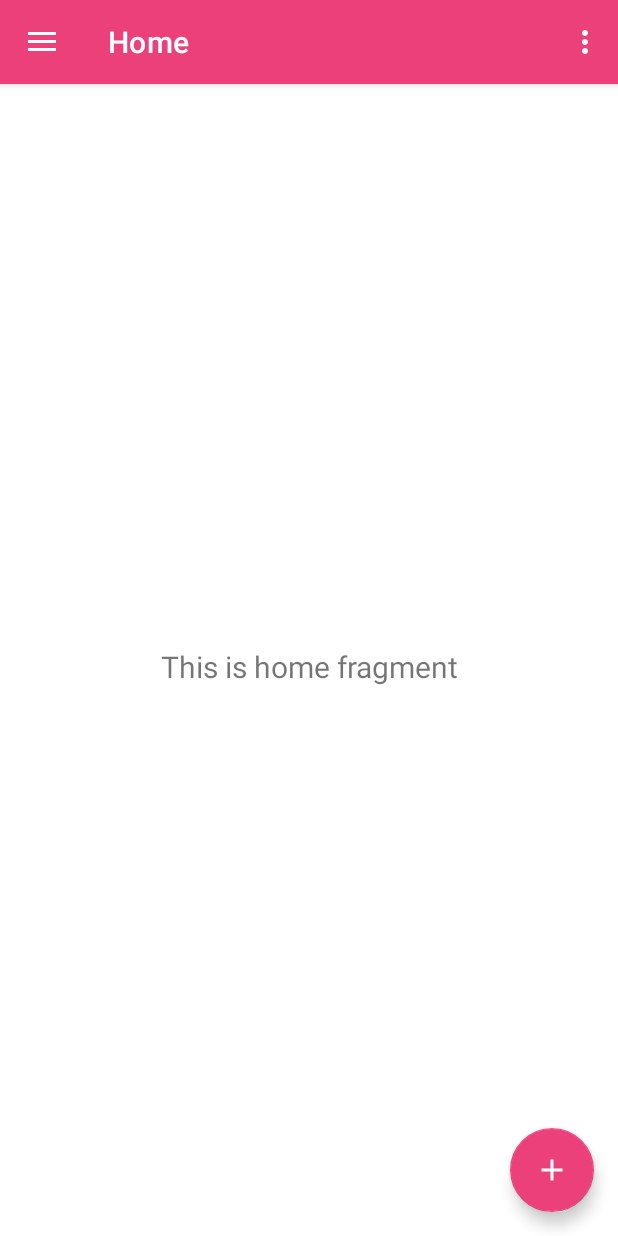
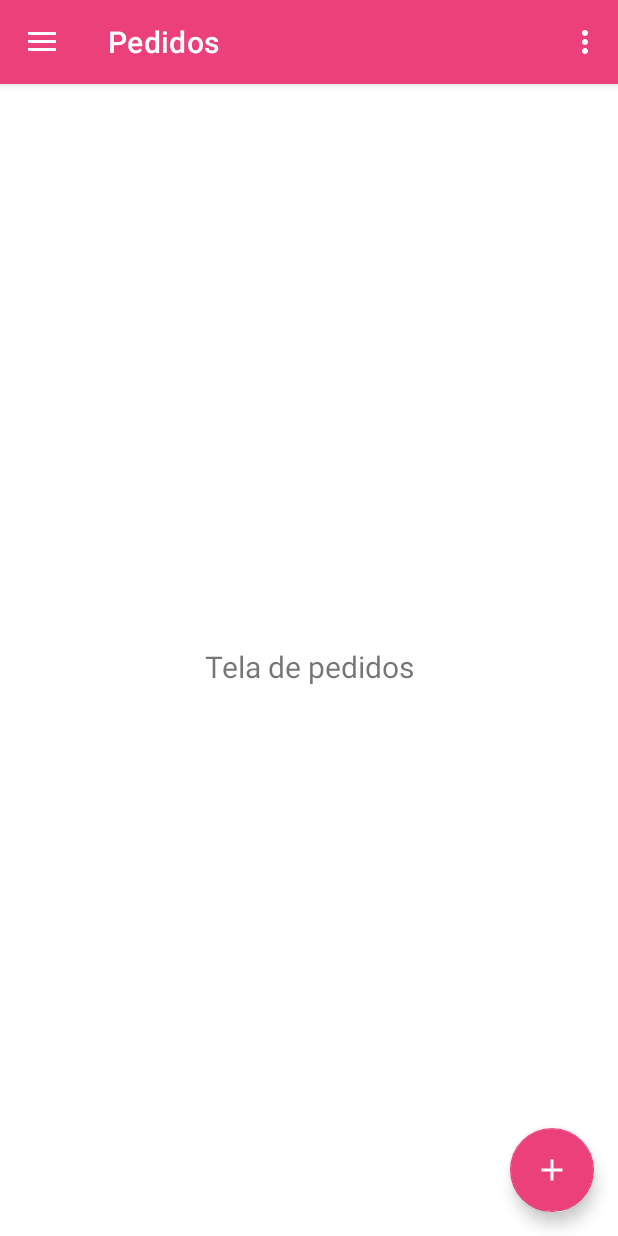
Before and after one commit to MateusAndreatta/GabriellasBrigadeiria, an Android app: the screen it shows after launch once a user with an empty profile is signed in (MainActivity), on a phone screen of 412 x 824 dp. Run offline under Robolectric (Android 15) with nearby library versions, the phone set to English and light mode, and no system bars; our stand-ins replace Firebase (no records; nobody signed in at launch, a user with empty details on screens opened directly), Picasso, navigation-ui; pictures from the network do not load.

Commit message:
Toast msgs from strings.xml Add Picasso Picasso transformations OrderView + icon in menu Update nav_header_main.xml with user information

```diff
--- a/app/build.gradle
+++ b/app/build.gradle
@@ -51,4 +51,6 @@ dependencies {
     testImplementation 'junit:junit:4.+'
     androidTestImplementation 'androidx.test.ext:junit:1.1.2'
     androidTestImplementation 'androidx.test.espresso:espresso-core:3.3.0'
+
+    implementation 'com.squareup.picasso:picasso:2.71828'
 }
--- a/app/src/main/java/com/mateusandreatta/gabriellasbrigadeiria/LoginActivity.java
+++ b/app/src/main/java/com/mateusandreatta/gabriellasbrigadeiria/LoginActivity.java
@@ -40,7 +40,7 @@ public class LoginActivity extends AppCompatActivity {
         String password = editTextPassword.getText().toString();
 
         if(email.isEmpty() || password.isEmpty()){
-            Toast.makeText(this, "Preencha todos os campos!", Toast.LENGTH_SHORT).show();
+            Toast.makeText(this, R.string.toast_erro_fill_all_inputs, Toast.LENGTH_SHORT).show();
         }else {
             loadingProgressBar.setVisibility(View.VISIBLE);
 
--- a/app/src/main/java/com/mateusandreatta/gabriellasbrigadeiria/MainActivity.java
+++ b/app/src/main/java/com/mateusandreatta/gabriellasbrigadeiria/MainActivity.java
@@ -2,9 +2,11 @@ package com.mateusandreatta.gabriellasbrigadeiria;
 
 import android.content.Intent;
 import android.os.Bundle;
+import android.util.Log;
 import android.view.MenuItem;
 import android.view.View;
 import android.view.Menu;
+import android.widget.ImageView;
 import android.widget.TextView;
 
 import com.google.android.material.snackbar.Snackbar;
@@ -20,7 +22,9 @@ import androidx.appcompat.app.AppCompatActivity;
 import com.google.firebase.auth.FirebaseAuth;
 import com.google.firebase.auth.FirebaseUser;
 import com.google.firebase.database.FirebaseDatabase;
+import com.mateusandreatta.gabriellasbrigadeiria.Utils.CircleTransform;
 import com.mateusandreatta.gabriellasbrigadeiria.databinding.ActivityMainBinding;
+import com.squareup.picasso.Picasso;
 
 public class MainActivity extends AppCompatActivity {
 
@@ -53,10 +57,7 @@ public class MainActivity extends AppCompatActivity {
         DrawerLayout drawer = binding.drawerLayout;
         NavigationView navigationView = binding.navView;
 
-        if(firebaseUser != null && !firebaseUser.getDisplayName().isEmpty()){
-            TextView viewById = (TextView) navigationView.getHeaderView(0).findViewById(R.id.nav_header_title);
-            viewById.setText("Olá " + firebaseUser.getDisplayName());
-        }
+        updateNavUser();
 
         // Passing each menu ID as a set of Ids because each
         // menu should be considered as top level destinations.
@@ -104,4 +105,22 @@ public class MainActivity extends AppCompatActivity {
             startActivity(new Intent(MainActivity.this, LoginActivity.class));
         }
     }
+
+    public void updateNavUser(){
+        Log.i("TAG-MainActivity", "updateNavUsername called");
+
+        if(firebaseUser != null){
+            if(firebaseUser.getDisplayName() != null){
+                TextView textView = (TextView) binding.navView.getHeaderView(0).findViewById(R.id.nav_header_title);
+                textView.setText("Olá, " + firebaseUser.getDisplayName());
+                Log.i("TAG-MainActivity", "Username changed");
+            }
+            if(firebaseUser.getPhotoUrl() != null){
+                ImageView imageView = (ImageView) binding.navView.getHeaderView(0).findViewById(R.id.imageView);
+                Picasso.get().load(firebaseUser.getPhotoUrl()).transform(new CircleTransform()).placeholder(R.mipmap.ic_launcher_round).error(R.mipmap.ic_launcher_round).into(imageView);
+//            Picasso.get().load(firebaseUser.getPhotoUrl()).transform(new RoundedCornersTransformation(150,50, RoundedCornersTransformation.CornerType.ALL)).placeholder(R.mipmap.ic_launcher_round).error(R.mipmap.ic_launcher_round).into(imageView);
+                Log.i("TAG-MainActivity", "Photo changed");
+            }
+        }
+    }
 }
--- a/app/src/main/java/com/mateusandreatta/gabriellasbrigadeiria/SignUpActivity.java
+++ b/app/src/main/java/com/mateusandreatta/gabriellasbrigadeiria/SignUpActivity.java
@@ -54,7 +54,7 @@ public class SignUpActivity extends AppCompatActivity {
         String passwordConfirm = editTextPasswordConfirm.getText().toString();
 
         if(email.isEmpty() || password.isEmpty() || name.isEmpty() || passwordConfirm.isEmpty()){
-            Toast.makeText(this, "Preencha todos os campos!", Toast.LENGTH_SHORT).show();
+            Toast.makeText(this, R.string.toast_erro_fill_all_inputs, Toast.LENGTH_SHORT).show();
         }else{
             if(!passwordConfirm.equals(password)){
                 Toast.makeText(this, "As senhas não correspondem", Toast.LENGTH_SHORT).show();
--- a/app/src/main/java/com/mateusandreatta/gabriellasbrigadeiria/ui/home/HomeFragment.java
+++ b/app/src/main/java/com/mateusandreatta/gabriellasbrigadeiria/ui/order/OrderFragment.java
@@ -1,4 +1,4 @@
-package com.mateusandreatta.gabriellasbrigadeiria.ui.home;
+package com.mateusandreatta.gabriellasbrigadeiria.ui.order;
 
 import android.os.Bundle;
 import android.view.LayoutInflater;
@@ -12,24 +12,23 @@ import androidx.fragment.app.Fragment;
 import androidx.lifecycle.Observer;
 import androidx.lifecycle.ViewModelProvider;
 
-import com.mateusandreatta.gabriellasbrigadeiria.R;
-import com.mateusandreatta.gabriellasbrigadeiria.databinding.FragmentHomeBinding;
+import com.mateusandreatta.gabriellasbrigadeiria.databinding.FragmentOrderBinding;
 
-public class HomeFragment extends Fragment {
+public class OrderFragment extends Fragment {
 
-    private HomeViewModel homeViewModel;
-    private FragmentHomeBinding binding;
+    private OrderViewModel orderViewModel;
+    private FragmentOrderBinding binding;
 
     public View onCreateView(@NonNull LayoutInflater inflater,
                              ViewGroup container, Bundle savedInstanceState) {
-        homeViewModel =
-                new ViewModelProvider(this).get(HomeViewModel.class);
+        orderViewModel =
+                new ViewModelProvider(this).get(OrderViewModel.class);
 
-        binding = FragmentHomeBinding.inflate(inflater, container, false);
+        binding = FragmentOrderBinding.inflate(inflater, container, false);
         View root = binding.getRoot();
 
         final TextView textView = binding.textHome;
-        homeViewModel.getText().observe(getViewLifecycleOwner(), new Observer<String>() {
+        orderViewModel.getText().observe(getViewLifecycleOwner(), new Observer<String>() {
             @Override
             public void onChanged(@Nullable String s) {
                 textView.setText(s);
--- a/app/src/main/java/com/mateusandreatta/gabriellasbrigadeiria/ui/home/HomeViewModel.java
+++ b/app/src/main/java/com/mateusandreatta/gabriellasbrigadeiria/ui/order/OrderViewModel.java
@@ -1,16 +1,16 @@
-package com.mateusandreatta.gabriellasbrigadeiria.ui.home;
+package com.mateusandreatta.gabriellasbrigadeiria.ui.order;
 
 import androidx.lifecycle.LiveData;
 import androidx.lifecycle.MutableLiveData;
 import androidx.lifecycle.ViewModel;
 
-public class HomeViewModel extends ViewModel {
+public class OrderViewModel extends ViewModel {
 
     private MutableLiveData<String> mText;
 
-    public HomeViewModel() {
+    public OrderViewModel() {
         mText = new MutableLiveData<>();
-        mText.setValue("This is home fragment");
+        mText.setValue("Tela de pedidos");
     }
 
     public LiveData<String> getText() {
--- /dev/null
+++ b/app/src/main/res/drawable/ic_menu_shopping_bag_24.xml
@@ -0,0 +1,9 @@
+<vector xmlns:android="http://schemas.android.com/apk/res/android"
+    android:width="24dp"
+    android:height="24dp"
+    android:viewportWidth="24.0"
+    android:viewportHeight="24.0">
+  <path
+      android:fillColor="#FF000000"
+      android:pathData="M18,6h-2c0,-2.21 -1.79,-4 -4,-4S8,3.79 8,6H6C4.9,6 4,6.9 4,8v12c0,1.1 0.9,2 2,2h12c1.1,0 2,-0.9 2,-2V8C20,6.9 19.1,6 18,6zM10,10c0,0.55 -0.45,1 -1,1s-1,-0.45 -1,-1V8h2V10zM12,4c1.1,0 2,0.9 2,2h-4C10,4.9 10.9,4 12,4zM16,10c0,0.55 -0.45,1 -1,1s-1,-0.45 -1,-1V8h2V10z"/>
+</vector>
--- a/app/src/main/res/layout/fragment_home.xml
+++ b/app/src/main/res/layout/fragment_order.xml
@@ -4,7 +4,7 @@
     xmlns:tools="http://schemas.android.com/tools"
     android:layout_width="match_parent"
     android:layout_height="match_parent"
-    tools:context=".ui.home.HomeFragment">
+    tools:context=".ui.order.OrderFragment">
 <!-- https://lottiefiles.com/3617-shopping-bag-error -->
     <TextView
         android:id="@+id/text_home"
--- a/app/src/main/res/layout/nav_header_main.xml
+++ b/app/src/main/res/layout/nav_header_main.xml
@@ -14,8 +14,8 @@
 
     <ImageView
         android:id="@+id/imageView"
-        android:layout_width="wrap_content"
-        android:layout_height="wrap_content"
+        android:layout_width="80dp"
+        android:layout_height="80dp"
         android:contentDescription="@string/nav_header_desc"
         android:paddingTop="@dimen/nav_header_vertical_spacing"
         app:srcCompat="@mipmap/ic_launcher_round" />
--- a/app/src/main/res/menu/activity_main_drawer.xml
+++ b/app/src/main/res/menu/activity_main_drawer.xml
@@ -6,8 +6,8 @@
     <group android:checkableBehavior="single">
         <item
             android:id="@+id/nav_home"
-            android:icon="@drawable/ic_menu_camera"
-            android:title="@string/menu_home" />
+            android:icon="@drawable/ic_menu_shopping_bag_24"
+            android:title="@string/menu_order" />
         <item
             android:id="@+id/nav_gallery"
             android:icon="@drawable/ic_menu_gallery"
--- a/app/src/main/res/navigation/mobile_navigation.xml
+++ b/app/src/main/res/navigation/mobile_navigation.xml
@@ -7,9 +7,9 @@
 
     <fragment
         android:id="@+id/nav_home"
-        android:name="com.mateusandreatta.gabriellasbrigadeiria.ui.home.HomeFragment"
-        android:label="@string/menu_home"
-        tools:layout="@layout/fragment_home" />
+        android:name="com.mateusandreatta.gabriellasbrigadeiria.ui.order.OrderFragment"
+        android:label="@string/menu_order"
+        tools:layout="@layout/fragment_order" />
 
     <fragment
         android:id="@+id/nav_gallery"
--- a/app/src/main/res/values/strings.xml
+++ b/app/src/main/res/values/strings.xml
@@ -4,6 +4,7 @@
     <string name="prompt_name">Nome</string>
     <string name="prompt_email">Email</string>
     <string name="prompt_password">Senha</string>
+    <string name="action_save">Salvar</string>
     <string name="action_sign_in">Entrar</string>
     <string name="action_sign_up">Cadastrar</string>
     <string name="action_sign_in_short">Sign in</string>
@@ -18,8 +19,14 @@
     <string name="nav_header_desc">Navigation header</string>
     <string name="action_logout">Sair</string>
 
-    <string name="menu_home">Home</string>
+    <string name="menu_order">Pedidos</string>
+    <string name="menu_products">Produtos</string>
+    <string name="menu_statistics">Estatisticas</string>
+    <string name="menu_profile">Meu Perfil</string>
+    <string name="menu_delivery">Entregas</string>
     <string name="menu_gallery">Gallery</string>
     <string name="menu_slideshow">Slideshow</string>
     <string name="prompt_confirm_password">Confirme sua senha</string>
+    <string name="toast_info_saved_success">Informações salvas com sucesso!</string>
+    <string name="toast_erro_fill_all_inputs">Preencha todos os campos!</string>
 </resources>
```
Also changed, not shown: app/src/main/java/com/mateusandreatta/gabriellasbrigadeiria/Utils/CircleTransform.java (added, +57 -0 lines), app/src/main/java/com/mateusandreatta/gabriellasbrigadeiria/Utils/RoundedCornersTransformation.java (added, +232 -0 lines).
